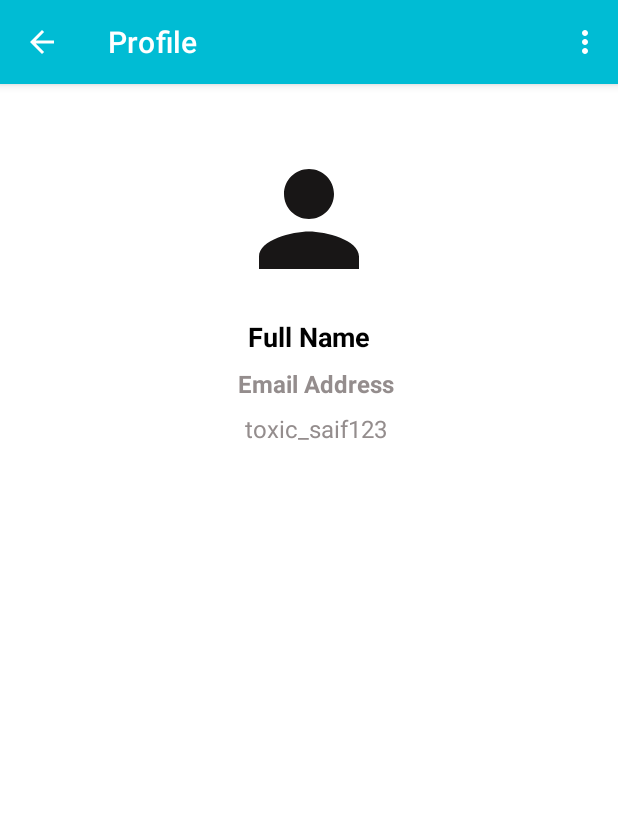
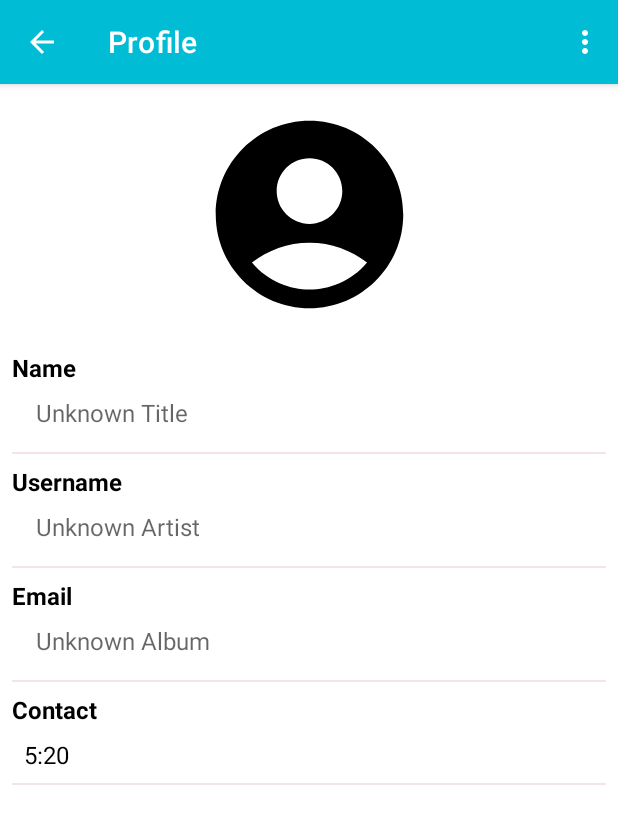
Before and after one commit to saifshamsi28/JobNet-A-Smart-Job-Finder, an Android app: the ProfileActivity screen opened directly, with no data from a screen before it, on a phone screen of 412 x 824 dp. Shown: the top 824 px of the screen. Run offline under Robolectric (Android 15) with nearby library versions, the phone set to English and light mode, and no system bars; our stand-ins replace Shimmer; 1 statement that could not run was skipped.

Commit message:
updating user layout

```diff
--- a/app/src/main/java/com/saif/jobnet/Activities/ProfileActivity.java
+++ b/app/src/main/java/com/saif/jobnet/Activities/ProfileActivity.java
@@ -125,10 +125,10 @@ public class ProfileActivity extends AppCompatActivity {
         EditText nameInput = dialog.findViewById(R.id.dialog_name_input);
         nameInput.setText(binding.profileName.getText().toString().trim());
         EditText emailInput = dialog.findViewById(R.id.dialog_email_input);
-        emailInput.setText(binding.profileEmail.getText().toString().trim());
+        emailInput.setText(binding.userEmail.getText().toString().trim());
         emailInput.setInputType(InputType.TYPE_TEXT_VARIATION_EMAIL_ADDRESS);
         EditText phoneNumberInput = dialog.findViewById(R.id.dialog_phone_input);
-        phoneNumberInput.setText(binding.phoneNumber.getText().toString().trim());
+        phoneNumberInput.setText(binding.contactNumber.getText().toString().trim());
         phoneNumberInput.setInputType(InputType.TYPE_CLASS_PHONE);
 
         Button cancelButton = dialog.findViewById(R.id.cancel_button);
@@ -156,7 +156,7 @@ public class ProfileActivity extends AppCompatActivity {
                 editor.putString("userEmail", newEmail);
                 editor.apply();
                 user.setEmail(newEmail);
-                binding.profileEmail.setText(newEmail);
+                binding.userEmail.setText(newEmail);
                 Toast.makeText(ProfileActivity.this, "Profile Updated Successfully", Toast.LENGTH_SHORT).show();
             }
             if (!newPhoneNumber.isEmpty()) {
@@ -164,7 +164,7 @@ public class ProfileActivity extends AppCompatActivity {
                 editor.putString("phoneNumber", newPhoneNumber);
                 editor.apply();
                 user.setPhoneNumber(newPhoneNumber);
-                binding.phoneNumber.setText(newPhoneNumber);
+                binding.contactNumber.setText(newPhoneNumber);
             }
 
             Retrofit retrofit = new Retrofit.Builder()
@@ -227,12 +227,12 @@ public class ProfileActivity extends AppCompatActivity {
         user.setId(userId);
         binding.profileName.setText(name);
         binding.username.setText(userName);
-        binding.profileEmail.setText(email);
+        binding.userEmail.setText(email);
         if(phoneNumber!=null && !phoneNumber.isEmpty()){
-            binding.phoneNumber.setVisibility(View.VISIBLE);
-            binding.phoneNumber.setText(phoneNumber);
+            binding.contactNumber.setVisibility(View.VISIBLE);
+            binding.contactNumber.setText(phoneNumber);
         }else{
-            binding.phoneNumber.setVisibility(View.GONE);
+            binding.contactNumber.setVisibility(View.GONE);
         }
     }
 
@@ -243,7 +243,7 @@ public class ProfileActivity extends AppCompatActivity {
     }
 
     public void sendEmail(View view) {
-        String emailAddress = binding.profileEmail.getText().toString();
+        String emailAddress = binding.userEmail.getText().toString();
         Intent emailIntent = new Intent(Intent.ACTION_SENDTO);
         emailIntent.setData(Uri.parse("mailto:" + emailAddress));
         try {
--- /dev/null
+++ b/app/src/main/res/drawable/cancel_icon.xml
@@ -0,0 +1,12 @@
+<vector xmlns:android="http://schemas.android.com/apk/res/android"
+    android:height="36dp"
+    android:tint="#000000"
+    android:viewportHeight="24"
+    android:viewportWidth="24"
+    android:width="36dp">
+
+    <path android:fillColor="@android:color/white"
+        android:strokeColor="#000000"
+        android:pathData="M19,6.41L17.59,5 12,10.59 6.41,5 5,6.41 10.59,12 5,17.59 6.41,19 12,13.41 17.59,19 19,17.59 13.41,12z"/>
+
+</vector>
--- a/app/src/main/res/layout/activity_profile.xml
+++ b/app/src/main/res/layout/activity_profile.xml
@@ -1,105 +1,207 @@
-<androidx.constraintlayout.widget.ConstraintLayout xmlns:android="http://schemas.android.com/apk/res/android"
+<?xml version="1.0" encoding="utf-8"?>
+<ScrollView xmlns:android="http://schemas.android.com/apk/res/android"
     xmlns:app="http://schemas.android.com/apk/res-auto"
     xmlns:tools="http://schemas.android.com/tools"
-    android:id="@+id/main"
     android:layout_width="match_parent"
     android:layout_height="match_parent"
     tools:context=".Activities.ProfileActivity">
 
+    <androidx.constraintlayout.widget.ConstraintLayout
+        android:id="@+id/main"
+        android:layout_width="match_parent"
+        android:layout_height="wrap_content">
+
         <ImageView
-        android:id="@+id/profile_image"
-        android:layout_width="100dp"
-        android:layout_height="100dp"
-        android:layout_marginTop="40dp"
-        app:srcCompat="@drawable/person_img"
-        app:layout_constraintTop_toTopOf="parent"
+            android:id="@+id/cancel_button"
+            android:layout_width="wrap_content"
+            android:layout_height="wrap_content"
+            android:layout_margin="16sp"
+            android:contentDescription="cancel button"
+            android:src="@drawable/cancel_icon"
+            android:visibility="gone"
             app:layout_constraintStart_toStartOf="parent"
+            app:layout_constraintTop_toTopOf="parent" />
+
+
+        <ImageView
+            android:id="@+id/user_profile_img"
+            android:layout_width="150dp"
+            android:layout_height="150dp"
+            android:layout_marginTop="12dp"
+            android:src="@drawable/profile_icon"
             app:layout_constraintEnd_toEndOf="parent"
-        android:contentDescription="Profile Image"
-        android:scaleType="centerCrop"/>
+            app:layout_constraintHorizontal_bias="0.5"
+            app:layout_constraintStart_toStartOf="parent"
+            app:layout_constraintTop_toBottomOf="@+id/cancel_button"
+            app:tint="@color/black" />
+
+        <!-- Song Title -->
 
         <TextView
-        android:id="@+id/profile_name"
+            android:id="@+id/tv_title_label"
             android:layout_width="wrap_content"
             android:layout_height="wrap_content"
-        android:layout_marginTop="16dp"
-        android:text="Full Name"
+            android:layout_marginStart="8dp"
+            android:layout_marginTop="16sp"
+            android:text="Name "
+            android:textSize="16sp"
+            android:textStyle="bold"
             android:textColor="@color/black"
-        android:textSize="18sp"
-        android:textStyle="bold"
-        app:layout_constraintStart_toStartOf="@id/profile_image"
-        app:layout_constraintEnd_toEndOf="@id/profile_image"
-        app:layout_constraintTop_toBottomOf="@id/profile_image" />
+            app:layout_constraintEnd_toEndOf="parent"
+            app:layout_constraintHorizontal_bias="0.0"
+            app:layout_constraintTop_toBottomOf="@id/user_profile_img"
+            app:layout_constraintStart_toStartOf="parent" />
 
-    <ImageView
-        android:id="@+id/edit_button"
-        android:layout_width="wrap_content"
+        <EditText
+            android:id="@+id/profile_name"
+            android:layout_width="0dp"
             android:layout_height="wrap_content"
-        android:layout_marginTop="4dp"
-        android:layout_marginStart="8dp"
-        android:contentDescription="Edit name"
-        android:src="@drawable/edit_icon"
-        android:visibility="gone"
-        app:layout_constraintBottom_toBottomOf="@id/profile_name"
-        app:layout_constraintStart_toEndOf="@+id/profile_name"
-        app:layout_constraintTop_toTopOf="@id/profile_name"
-        app:layout_constraintVertical_bias="1.0"
-        app:tint="@color/teal" />
+            android:layout_marginStart="16sp"
+            android:layout_marginEnd="8dp"
+            android:padding="8dp"
+            android:hint="Unknown Title"
+            android:maxLines="2"
+            android:textColor="@color/black"
+            android:background="@android:color/transparent"
+            android:textSize="16sp"
+            app:layout_constraintEnd_toEndOf="parent"
+            app:layout_constraintHorizontal_bias="0.5"
+            app:layout_constraintStart_toStartOf="parent"
+            app:layout_constraintTop_toBottomOf="@id/tv_title_label" />
 
+        <View
+            android:id="@+id/border_below_title"
+            android:layout_width="match_parent"
+            android:layout_height="1dp"
+            android:layout_marginStart="8sp"
+            android:layout_marginEnd="8sp"
+            android:background="@color/fields_divider"
+            android:backgroundTint="@color/fields_divider"
+            app:layout_constraintBottom_toTopOf="@id/tv_artist_label"
+            app:layout_constraintEnd_toEndOf="parent"
+            app:layout_constraintHorizontal_bias="0.5"
+            app:layout_constraintStart_toStartOf="parent"
+            app:layout_constraintTop_toBottomOf="@id/profile_name" />
+        <!-- Artist -->
         <TextView
-        android:id="@+id/profile_email"
-        android:layout_width="wrap_content"
-        android:layout_height="wrap_content"
-        android:layout_marginTop="8dp"
-        android:text="Email Address"
-        android:textSize="16sp"
-        android:textColor="#948D8D"
-        android:clickable="true"
-        android:textStyle="bold"
-        android:onClick="sendEmail"
-        android:contextClickable="true"
-        app:layout_constraintTop_toBottomOf="@id/profile_name"
-        app:layout_constraintStart_toStartOf="@id/profile_name"
-        app:layout_constraintEnd_toEndOf="@id/profile_image" />
-    <TextView
-        android:id="@+id/username"
-        android:layout_width="wrap_content"
-        android:layout_height="wrap_content"
-        android:layout_marginTop="8dp"
-        android:text="toxic_saif123"
-        android:textSize="16sp"
-        android:textColor="#948D8D"
-        android:clickable="false"
-        android:focusable="false"
-        android:contextClickable="false"
-        app:layout_constraintTop_toBottomOf="@id/profile_email"
-        app:layout_constraintStart_toStartOf="@id/profile_email"
-        app:layout_constraintEnd_toEndOf="@id/profile_email" />
-
-    <TextView
-        android:id="@+id/phone_number"
-        android:layout_width="wrap_content"
-        android:layout_height="wrap_content"
-        android:layout_marginTop="8dp"
-        android:text=""
-        android:textSize="16sp"
-        android:textColor="#948D8D"
-        app:layout_constraintTop_toBottomOf="@id/username"
-        app:layout_constraintStart_toStartOf="@id/profile_email"
-        app:layout_constraintEnd_toEndOf="@id/profile_email" />
-
-
-    <Button
-        android:id="@+id/logout_button"
+            android:id="@+id/tv_artist_label"
             android:layout_width="wrap_content"
             android:layout_height="wrap_content"
             android:layout_marginTop="16sp"
-        android:text="Log Out"
-        android:background="@drawable/rounded_button"
-        android:backgroundTint="@color/colorActionBarBackground"
-        android:textColor="@color/white"
-        android:visibility="gone"
-        app:layout_constraintTop_toBottomOf="@id/phone_number"
-        app:layout_constraintStart_toStartOf="@id/profile_email"
-        app:layout_constraintEnd_toEndOf="@id/profile_email" />
+            android:text="Username"
+            android:textSize="16sp"
+            android:textStyle="bold"
+            android:textColor="@color/black"
+            app:layout_constraintStart_toStartOf="@+id/tv_title_label"
+            app:layout_constraintTop_toBottomOf="@+id/profile_name" />
+
+        <EditText
+            android:id="@+id/username"
+            android:layout_width="0dp"
+            android:layout_height="wrap_content"
+            android:layout_marginStart="16sp"
+            android:layout_marginEnd="8dp"
+            android:padding="8dp"
+            android:hint="Unknown Artist"
+            android:background="@android:color/transparent"
+            android:textSize="16sp"
+            android:textColor="@color/black"
+            app:layout_constraintEnd_toEndOf="parent"
+            app:layout_constraintHorizontal_bias="0.5"
+            app:layout_constraintStart_toStartOf="parent"
+            app:layout_constraintTop_toBottomOf="@id/tv_artist_label" />
+
+        <View
+            android:id="@+id/border_below_artist"
+            android:layout_width="match_parent"
+            android:layout_height="1dp"
+            android:background="@color/fields_divider"
+            android:backgroundTint="@color/fields_divider"
+            android:layout_marginStart="8sp"
+            android:layout_marginEnd="8sp"
+            app:layout_constraintBottom_toTopOf="@id/tv_album_label"
+            app:layout_constraintEnd_toEndOf="parent"
+            app:layout_constraintHorizontal_bias="0.5"
+            app:layout_constraintStart_toStartOf="parent"
+            app:layout_constraintTop_toBottomOf="@id/username" />
+        <TextView
+            android:id="@+id/tv_album_label"
+            android:layout_width="wrap_content"
+            android:layout_height="wrap_content"
+            android:layout_marginTop="16sp"
+            android:text="Email"
+            android:textSize="16sp"
+            android:textStyle="bold"
+            android:textColor="@color/black"
+            app:layout_constraintStart_toStartOf="@+id/tv_artist_label"
+            app:layout_constraintTop_toBottomOf="@+id/username" />
+
+        <EditText
+            android:id="@+id/user_email"
+            android:layout_width="0dp"
+            android:layout_height="wrap_content"
+            android:layout_marginStart="16sp"
+            android:layout_marginEnd="8dp"
+            android:padding="8dp"
+            android:hint="Unknown Album"
+            android:textSize="16sp"
+            android:onClick="sendEmail"
+            android:textColor="@color/black"
+            android:background="@android:color/transparent"
+            app:layout_constraintEnd_toEndOf="parent"
+            app:layout_constraintHorizontal_bias="0.5"
+            app:layout_constraintStart_toStartOf="parent"
+            app:layout_constraintTop_toBottomOf="@id/tv_album_label" />
+
+        <View
+            android:id="@+id/border_below_album"
+            android:layout_width="match_parent"
+            android:layout_height="1dp"
+            android:background="@color/fields_divider"
+            android:backgroundTint="@color/fields_divider"
+            android:layout_marginStart="8sp"
+            android:layout_marginEnd="8sp"
+            app:layout_constraintBottom_toTopOf="@id/tv_duration_label"
+            app:layout_constraintEnd_toEndOf="parent"
+            app:layout_constraintHorizontal_bias="0.5"
+            app:layout_constraintStart_toStartOf="parent"
+            app:layout_constraintTop_toBottomOf="@id/user_email" />
+        <!-- Other Metadata -->
+        <TextView
+            android:id="@+id/tv_duration_label"
+            android:layout_width="wrap_content"
+            android:layout_height="wrap_content"
+            android:layout_marginTop="16sp"
+            android:text="Contact"
+            android:textSize="16sp"
+            android:textStyle="bold"
+            android:textColor="@color/black"
+            app:layout_constraintStart_toStartOf="@+id/tv_album_label"
+            app:layout_constraintTop_toBottomOf="@+id/user_email" />
+
+        <TextView
+            android:id="@+id/contact_number"
+            android:layout_width="wrap_content"
+            android:layout_height="wrap_content"
+            android:padding="8dp"
+            android:text="5:20"
+            android:textSize="16sp"
+            android:textColor="@color/black"
+            app:layout_constraintStart_toStartOf="@+id/tv_duration_label"
+            app:layout_constraintTop_toBottomOf="@+id/tv_duration_label" />
+
+        <View
+            android:layout_width="match_parent"
+            android:layout_height="1dp"
+            android:background="@color/fields_divider"
+            android:backgroundTint="@color/fields_divider"
+            android:layout_marginStart="8sp"
+            android:layout_marginEnd="8sp"
+            app:layout_constraintEnd_toEndOf="parent"
+            app:layout_constraintHorizontal_bias="0.5"
+            app:layout_constraintStart_toStartOf="parent"
+            app:layout_constraintTop_toBottomOf="@id/contact_number" />
+
     </androidx.constraintlayout.widget.ConstraintLayout>
+
+</ScrollView>
--- a/app/src/main/res/values/colors.xml
+++ b/app/src/main/res/values/colors.xml
@@ -20,6 +20,7 @@
     <color name="nav_selected_item_background">#9500BCD4</color>
     <color name="colorActionBarTitleText">#000000</color>
     <color name="searchbar">#F0ECEC</color>
+    <color name="fields_divider">#AEE6C8C8</color>
     <color name="yellow">#E2D248</color>
     <color name="shimmer_placeholder">#858383</color>
 
```
Lines whose indentation alone changed are shown as unchanged.
